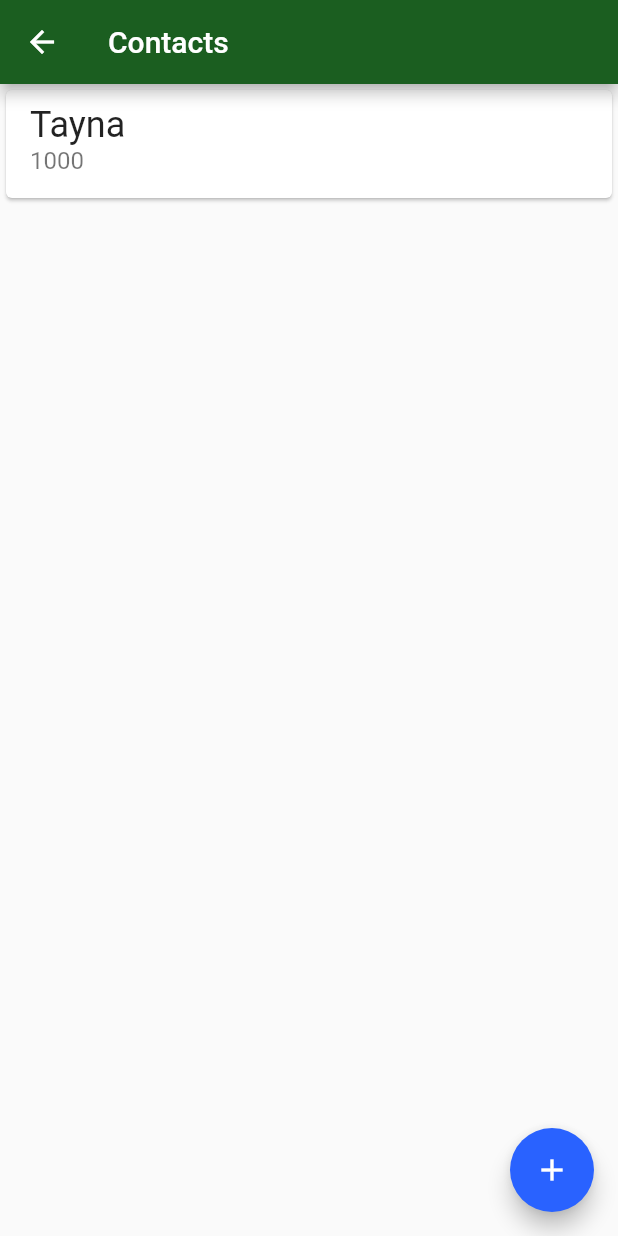
After one commit to taynarodrigues/Persistencia-Flutter, a Flutter app: the screen it shows after launch, after a tap on "Contacts", on a phone screen of 412 x 824 dp. The commit adds this screen. Run offline on Flutter 3.47's test engine with Material 2 defaults, Android fonts, the phone set to English and light mode, and no system bars.

Commit message:
Implementando a lista de contatos

```diff
--- a/lib/main.dart
+++ b/lib/main.dart
@@ -1,3 +1,5 @@
+import 'package:ByteBankApp/screens/contact_list.dart';
+import 'package:ByteBankApp/screens/dashboard.dart';
 import 'package:flutter/material.dart';
 
 void main() {
@@ -20,48 +22,3 @@ class BytebankApp extends StatelessWidget {
     );
   }
 }
-
-class Dashboard extends StatelessWidget {
-  @override
-  Widget build(BuildContext context) {
-    return Scaffold(
-      appBar: AppBar(
-        title: Text('Dashboard'),
-      ),
-      body: Column(
-        mainAxisAlignment: MainAxisAlignment.spaceBetween,
-        crossAxisAlignment: CrossAxisAlignment.start,
-        children: <Widget>[
-          Padding(
-            padding: const EdgeInsets.all(8.0),
-            child: Image.asset('images/bytebank_logo.png'),
-          ),
-          Padding(
-            padding: const EdgeInsets.all(8.0),
-            child: Container(
-              padding: EdgeInsets.all(8.0),
-              height: 100,
-              width: 150,
-              color: Theme.of(context).primaryColor,
-              child: Column(
-                mainAxisAlignment: MainAxisAlignment.spaceBetween,
-                crossAxisAlignment: CrossAxisAlignment.start,
-                children: [
-                  Icon(
-                    Icons.people,
-                    color: Colors.white,
-                    size: 24.0,
-                  ),
-                  Text(
-                    'Contacts',
-                    style: TextStyle(color: Colors.white, fontSize: 16.0),
-                  )
-                ],
-              ),
-            ),
-          )
-        ],
-      ),
-    );
-  }
-}
--- /dev/null
+++ b/lib/screens/contact_list.dart
@@ -0,0 +1,26 @@
+
+import 'package:flutter/material.dart';
+
+class ContactList extends StatelessWidget {
+  @override
+  Widget build(BuildContext context) {
+    return Scaffold(
+      appBar: AppBar(title: Text('Contacts'),),
+      body: ListView(
+        children: [
+          Card(child: ListTile(
+            title: Text('Tayna', style: TextStyle(fontSize: 24.0),),
+            subtitle: Text('1000', style: TextStyle(fontSize: 16.0),),
+          ),
+          )
+        ],
+      ),
+      floatingActionButton: FloatingActionButton(
+        onPressed: (){},
+        child: Icon(
+          Icons.add,
+        ),
+      ),
+    );
+  }
+}
--- /dev/null
+++ b/lib/screens/dashboard.dart
@@ -0,0 +1,59 @@
+import 'package:ByteBankApp/screens/contact_list.dart';
+import 'package:flutter/cupertino.dart';
+import 'package:flutter/material.dart';
+
+class Dashboard extends StatelessWidget {
+  @override
+  Widget build(BuildContext context) {
+    return Scaffold(
+      appBar: AppBar(
+        title: Text('Dashboard'),
+      ),
+      body: Column(
+        mainAxisAlignment: MainAxisAlignment.spaceBetween,
+        crossAxisAlignment: CrossAxisAlignment.start,
+        children: <Widget>[
+          Padding(
+            padding: const EdgeInsets.all(8.0),
+            child: Image.asset('images/bytebank_logo.png'),
+          ),
+          Padding(
+            padding: const EdgeInsets.all(8.0),
+            child: Material(
+              color: Theme.of(context).primaryColor,
+              child: InkWell(
+                onTap: () {
+                  Navigator.of(context).push(
+                    MaterialPageRoute(
+                      builder: (context) => ContactList(),
+                    ),
+                  );
+                },
+                child: Container(
+                  padding: EdgeInsets.all(8.0),
+                  height: 100,
+                  width: 150,
+                  child: Column(
+                    mainAxisAlignment: MainAxisAlignment.spaceBetween,
+                    crossAxisAlignment: CrossAxisAlignment.start,
+                    children: [
+                      Icon(
+                        Icons.people,
+                        color: Colors.white,
+                        size: 24.0,
+                      ),
+                      Text(
+                        'Contacts',
+                        style: TextStyle(color: Colors.white, fontSize: 16.0),
+                      )
+                    ],
+                  ),
+                ),
+              ),
+            ),
+          )
+        ],
+      ),
+    );
+  }
+}
```
